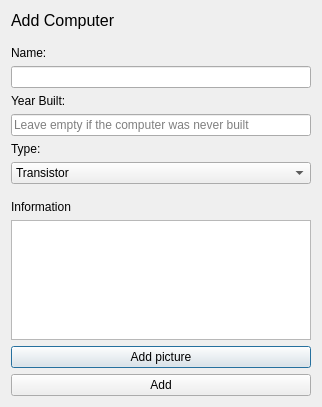
Qt form addcomputerwindow.ui (athenabjorg/sacr) before a commit.
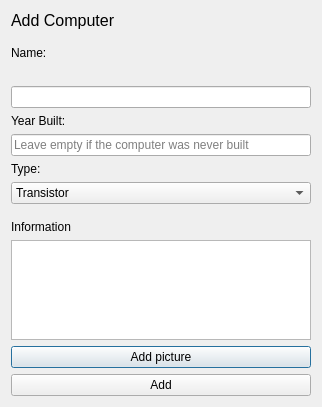
The same form after that commit.

Commit message: computer error msg and check fixed

Patch:
```diff
--- a/addcomputerwindow.ui
+++ b/addcomputerwindow.ui
@@ -49,6 +49,13 @@
      </property>
     </widget>
    </item>
+   <item>
+    <widget class="QLabel" name="errorLabelName">
+     <property name="text">
+      <string/>
+     </property>
+    </widget>
+   </item>
    <item>
     <widget class="QLineEdit" name="nameInput"/>
    </item>
```
Left out of the diff: 5 changed lines with no effect on the pictures. The commit also changes 3 other files.
